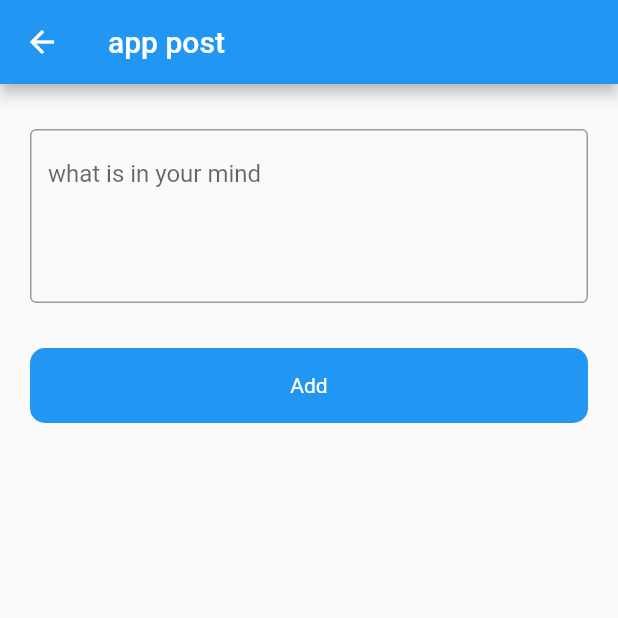
After one commit to smitpatel65/dart, a Flutter app: the PostsScreen screen opened directly, on a phone screen of 412 x 824 dp, the top half of it. The commit adds this screen. Run offline on Flutter 3.47's test engine with Material 2 defaults, Android fonts, the phone set to English and light mode, and no system bars; our stand-ins replace cloud_firestore, connectivity_plus, expansion_tile_card, firebase_auth, firebase_core, firebase_database and 7 more; missing offline and left inert: flutter_facebook_auth, pro_shered_preference; accounts and stored records are empty.

Commit message:
add firstore

```diff
--- /dev/null
+++ b/lib/firebase/posts/app_postsi.dart
@@ -0,0 +1,57 @@
+import 'package:firebase_database/firebase_database.dart';
+import 'package:flutter/material.dart';
+import 'package:my_app/firebase/screen/round_button.dart';
+
+class PostsScreen extends StatefulWidget {
+  const PostsScreen({super.key});
+
+  @override
+  State<PostsScreen> createState() => _PostsScreenState();
+}
+
+class _PostsScreenState extends State<PostsScreen> {
+  final postController = TextEditingController();
+  bool loding = false;
+  final databasRef = FirebaseDatabase.instance.ref('post');
+
+  @override
+  Widget build(BuildContext context) {
+    return Scaffold(
+      appBar: AppBar(
+        title: const Text("app post"),
+      ),
+      body: Padding(
+        padding: const EdgeInsets.symmetric(horizontal: 20),
+        child: Column(
+          children: [
+            const SizedBox(
+              height: 30,
+            ),
+            TextFormField(
+              controller: postController,
+              maxLines: 4,
+              decoration: const InputDecoration(
+                hintText: 'what is in your mind',
+                border: OutlineInputBorder(),
+              ),
+            ),
+            const SizedBox(
+              height: 30,
+            ),
+            RoundButton(
+                tital: 'Add',
+                ontep: () {
+                  databasRef
+                      .child('1')
+                      .set({
+                        'tital': postController.text.toString(),
+                      })
+                      .then((value) => null)
+                      .onError((error, stackTrace) => null);
+                })
+          ],
+        ),
+      ),
+    );
+  }
+}
--- a/lib/firebase/screen/login_screen.dart
+++ b/lib/firebase/screen/login_screen.dart
@@ -4,6 +4,7 @@ import 'package:flutter/material.dart';
 import 'package:font_awesome_flutter/font_awesome_flutter.dart';
 import 'package:my_app/firebase/screen/home_screen.dart';
 import 'package:my_app/firebase/screen/phoneauth_screen.dart';
+import 'package:my_app/firebase/screen/post_screen.dart';
 import 'package:provider/provider.dart';
 import 'package:rounded_loading_button/rounded_loading_button.dart';
 import '../../provider/internet_provider.dart';
@@ -302,7 +303,7 @@ class _LoginScreenState extends State<LoginScreen> {
 // handle after signin
   handleAfterSignIn() {
     Future.delayed(const Duration(milliseconds: 1000)).then((value) {
-      nextScreenReplace(context, const HomeScreen());
+      nextScreenReplace(context, const PostScreen());
     });
   }
 }
--- a/pubspec.yaml
+++ b/pubspec.yaml
@@ -38,11 +38,11 @@ dependencies:
   build_runner: ^2.4.2
   hive_generator: ^2.0.0
   path_provider: ^2.0.15
-  firebase_core: ^2.12.0
+  firebase_core: ^2.13.1
   firebase_auth: ^4.6.0
   firebase_storage: ^11.2.0
   provider: ^6.0.5
-  google_sign_in: ^6.1.3
+  google_sign_in: ^6.1.4
   flutter_facebook_auth: ^5.0.11
   cloud_firestore: ^4.8.0
   pro_shered_preference: ^0.0.7
@@ -50,6 +50,7 @@ dependencies:
   font_awesome_flutter: ^10.4.0
   connectivity_plus: ^4.0.1
   flutter_spinkit: ^5.1.0
+  firebase_database: ^10.2.2
 
   # The following adds the Cupertino Icons font to your application.
   # Use with the CupertinoIcons class for iOS style icons.
```
Also changed, not shown: lib/firebase/screen/phoneauth_screen.dart (+4 -4 lines), lib/firebase/screen/post_screen.dart (added, +37 -0 lines), pubspec.lock, 9 other files.
